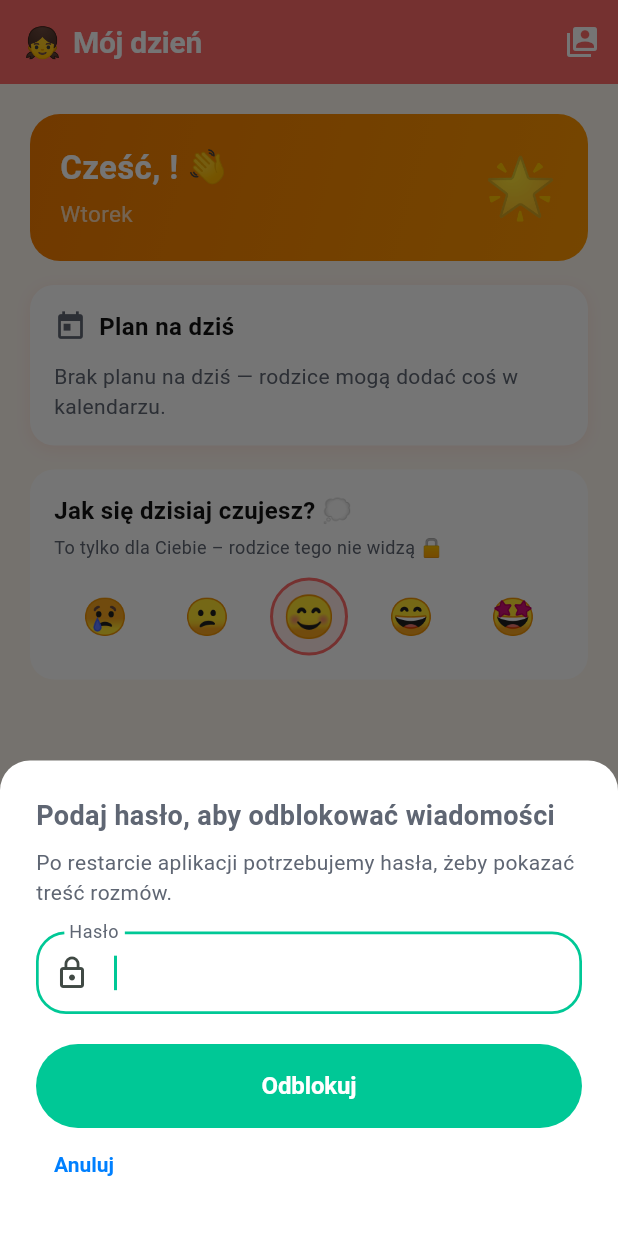
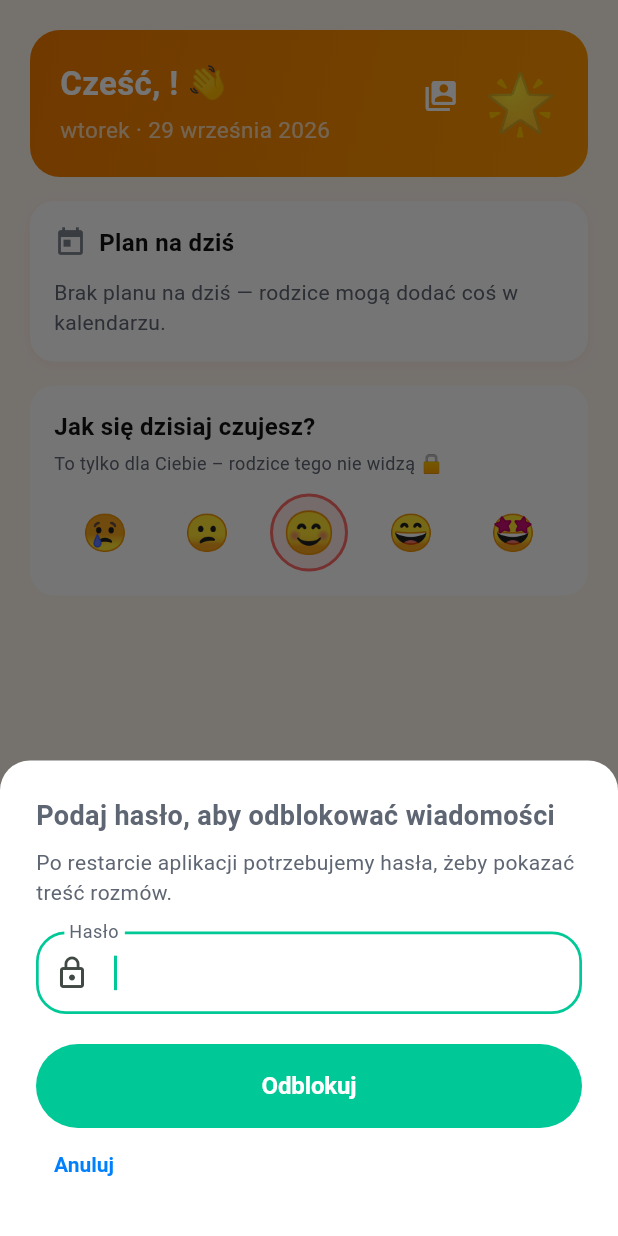
Before and after one commit to coparentes-cmd/Coparentes-App-vol-2, a Flutter app: the ChildDashboard screen opened directly, on a phone screen of 412 x 824 dp. Run offline on Flutter 3.47's test engine with Material 3 defaults, Android fonts, the phone set to English and light mode, and no system bars; our stand-ins replace file_picker, flutter_secure_storage, image_picker, pdf, shared_preferences, table_calendar; missing offline and left inert: cryptography, dart:html, encrypt; accounts and stored records are empty; network calls fail; project files that could hold a hidden picture were left out.

Commit message:
Polish child panel UX: header, custody labels, list edit, chat chips
Remove the pink "My day" app bar and show the full date on the greeting
card; align custody wording with the calendar (At mum's / At dad's) and
soften plan-card colors without changing global theme tokens. Drop child
quick-reply chips above chat, add in-place edit for list items, and update
the child profile smoke test for the mood title change.

Co-authored-by: Cursor <cursoragent@cursor.com>

```diff
--- a/lib/features/child/child_dashboard.dart
+++ b/lib/features/child/child_dashboard.dart
@@ -1,5 +1,6 @@
 import 'dart:convert';
 import 'package:flutter/material.dart';
+import 'package:intl/intl.dart';
 import 'package:provider/provider.dart';
 import 'package:shared_preferences/shared_preferences.dart';
 import '../../../models/models.dart';
@@ -10,6 +11,7 @@ import '../../../utils/calendar_date_utils.dart';
 import '../../../utils/demo_time.dart';
 import '../../../utils/app_browser_back.dart';
 import '../../../config/messaging_categories.dart';
+import '../../../l10n/locale_policy.dart';
 import '../../screens/calendar/calendar_screen.dart';
 import '../../screens/messaging/messaging_screen.dart';
 import 'widgets/child_todo_models.dart';
@@ -187,45 +189,21 @@ class _ChildDashboardState extends State<ChildDashboard> {
 
   Widget _buildTodayTab(BuildContext context, String firstName) {
     final now = DemoTime.now();
-    final weekdays = [
-      'Poniedziałek',
-      'Wtorek',
-      'Środa',
-      'Czwartek',
-      'Piątek',
-      'Sobota',
-      'Niedziela',
-    ];
-    final dayName = weekdays[now.weekday - 1];
+    final locale = dateFormattingLocale(Localizations.localeOf(context));
+    final dayLabel =
+        '${DateFormat('EEEE', locale).format(now)} · ${DateFormat('d MMMM y', locale).format(now)}';
     final calendar = context.watch<CalendarProvider>();
     final workspace = context.watch<AppProvider>().currentWorkspace;
     final slots = calendar.getSlotsForDay(now);
     final events = calendar.getEventsForDay(now);
     final slot = slots.isNotEmpty ? slots.first : null;
-    final custodianLabel = _custodianLabel(slot?.custodian, workspace);
+    final custodianLabel = _custodianLabel(slot?.custodian);
     final handoverHint = _handoverHint(slots, now, workspace);
 
     return Scaffold(
       backgroundColor: const Color(0xFFFFF8F0),
-      appBar: AppBar(
-        backgroundColor: AppTheme.childColor,
-        title: Row(
-          children: [
-            Text('👧', style: TextStyle(fontSize: 20)),
-            SizedBox(width: 8),
-            Text(context.tr('Mój dzień'), style: TextStyle(color: Colors.white)),
-          ],
-        ),
-        actions: [
-          IconButton(
-            icon: const Icon(Icons.switch_account, color: Colors.white),
-            tooltip: context.tr('Zmień profil'),
-            onPressed: () => _showExitDialog(context),
-          ),
-        ],
-        automaticallyImplyLeading: false,
-      ),
-      body: SingleChildScrollView(
+      body: SafeArea(
+        child: SingleChildScrollView(
           padding: const EdgeInsets.all(20),
           child: Column(
             crossAxisAlignment: CrossAxisAlignment.start,
@@ -242,6 +220,7 @@ class _ChildDashboardState extends State<ChildDashboard> {
                   borderRadius: BorderRadius.circular(20),
                 ),
                 child: Row(
+                  crossAxisAlignment: CrossAxisAlignment.start,
                   children: [
                     Expanded(
                       child: Column(
@@ -255,8 +234,9 @@ class _ChildDashboardState extends State<ChildDashboard> {
                               fontWeight: FontWeight.w700,
                             ),
                           ),
-                        SizedBox(height: 4),
-                        Text(context.tr(dayName),
+                          const SizedBox(height: 4),
+                          Text(
+                            dayLabel,
                             style: const TextStyle(
                               color: Colors.white70,
                               fontSize: 15,
@@ -265,12 +245,23 @@ class _ChildDashboardState extends State<ChildDashboard> {
                         ],
                       ),
                     ),
+                    IconButton(
+                      icon: const Icon(Icons.switch_account, color: Colors.white),
+                      tooltip: context.tr('Zmień profil'),
+                      onPressed: () => _showExitDialog(context),
+                      padding: EdgeInsets.zero,
+                      constraints: const BoxConstraints(
+                        minWidth: 40,
+                        minHeight: 40,
+                      ),
+                    ),
+                    const SizedBox(width: 4),
                     const Text('🌟', style: TextStyle(fontSize: 40)),
                   ],
                 ),
               ),
 
-            SizedBox(height: 16),
+              const SizedBox(height: 16),
 
               _buildTodayPlanSection(
                 slot: slot,
@@ -279,7 +270,7 @@ class _ChildDashboardState extends State<ChildDashboard> {
                 handoverHint: handoverHint,
               ),
 
-            SizedBox(height: 16),
+              const SizedBox(height: 16),
 
               // Mood
               Container(
@@ -291,7 +282,7 @@ class _ChildDashboardState extends State<ChildDashboard> {
                 child: Column(
                   crossAxisAlignment: CrossAxisAlignment.start,
                   children: [
-                  Text(context.tr('Jak się dzisiaj czujesz? 💭'),
+                    Text(context.tr('Jak się dzisiaj czujesz?'),
                       style: TextStyle(
                         fontSize: 16,
                         fontWeight: FontWeight.w700,
@@ -342,6 +333,7 @@ class _ChildDashboardState extends State<ChildDashboard> {
             ],
           ),
         ),
+      ),
     );
   }
 
@@ -352,9 +344,13 @@ class _ChildDashboardState extends State<ChildDashboard> {
     required String? handoverHint,
   }) {
     final isParentA = slot?.custodian == UserRole.parentA;
-    final planColor = slot == null
+    final baseColor = slot == null
         ? AppTheme.textSecondary
         : (isParentA ? AppTheme.parentAColor : AppTheme.parentBColor);
+    // Soften fill for kids; keep accents readable. Does not change AppTheme globals.
+    final planColor = Color.lerp(baseColor, Colors.white, 0.18)!;
+    final planFill = Color.lerp(baseColor, Colors.white, 0.82)!;
+    final planBorder = Color.lerp(baseColor, Colors.white, 0.55)!;
     final sortedEvents = List<CalendarEvent>.from(events)
       ..sort((a, b) => compareEventTimes(a.startDate, b.startDate));
     final hasPlan = slot != null || sortedEvents.isNotEmpty;
@@ -362,17 +358,13 @@ class _ChildDashboardState extends State<ChildDashboard> {
     return Container(
       padding: const EdgeInsets.all(16),
       decoration: BoxDecoration(
-        color: slot != null
-            ? planColor.withValues(alpha: 0.16)
-            : Colors.white,
+        color: slot != null ? planFill : Colors.white,
         borderRadius: BorderRadius.circular(16),
-        border: slot != null
-            ? Border.all(color: planColor.withValues(alpha: 0.35))
-            : null,
+        border: slot != null ? Border.all(color: planBorder) : null,
         boxShadow: [
           BoxShadow(
-            color: (slot != null ? planColor : AppTheme.childColor)
-                .withValues(alpha: 0.12),
+            color: (slot != null ? baseColor : AppTheme.childColor)
+                .withValues(alpha: 0.08),
             blurRadius: 8,
             offset: const Offset(0, 2),
           ),
@@ -756,7 +748,16 @@ class _ChildDashboardState extends State<ChildDashboard> {
                                     : null,
                               ),
                             ),
-                            onChanged: (value) => _toggleListItem(index, value ?? false),
+                            secondary: IconButton(
+                              tooltip: context.tr('Edytuj'),
+                              icon: Icon(
+                                Icons.edit_outlined,
+                                color: AppTheme.childColor.withValues(alpha: 0.9),
+                              ),
+                              onPressed: () => _editListItem(index),
+                            ),
+                            onChanged: (value) =>
+                                _toggleListItem(index, value ?? false),
                           ),
                         ),
                       );
@@ -934,6 +935,58 @@ class _ChildDashboardState extends State<ChildDashboard> {
     _persistLists();
   }
 
+  Future<void> _editListItem(int index) async {
+    if (index < 0 || index >= _listItems.length) {
+      return;
+    }
+
+    final item = _listItems[index];
+    final controller = TextEditingController(text: item.text);
+    final saved = await showDialog<bool>(
+      context: context,
+      builder: (dialogContext) => AlertDialog(
+        title: Text(context.tr('Edytuj element')),
+        content: TextField(
+          controller: controller,
+          autofocus: true,
+          textInputAction: TextInputAction.done,
+          decoration: InputDecoration(
+            hintText: context.tr('Treść elementu'),
+          ),
+          onSubmitted: (_) => Navigator.pop(dialogContext, true),
+        ),
+        actions: [
+          TextButton(
+            onPressed: () => Navigator.pop(dialogContext, false),
+            child: Text(context.tr('Anuluj')),
+          ),
+          FilledButton(
+            onPressed: () => Navigator.pop(dialogContext, true),
+            style: FilledButton.styleFrom(
+              backgroundColor: AppTheme.childColor,
+            ),
+            child: Text(context.tr('Zapisz')),
+          ),
+        ],
+      ),
+    );
+
+    final text = controller.text.trim();
+    controller.dispose();
+    if (saved != true || !mounted) {
+      return;
+    }
+    if (text.isEmpty || text == item.text) {
+      return;
+    }
+    if (index >= _listItems.length || _listItems[index].id != item.id) {
+      return;
+    }
+
+    setState(() => _listItems[index].text = text);
+    await _persistLists();
+  }
+
   void _removeListItem(int index) {
     final activeList = _activeList;
     if (activeList == null) {
@@ -944,25 +997,18 @@ class _ChildDashboardState extends State<ChildDashboard> {
     _persistLists();
   }
 
-  String _custodianLabel(UserRole? role, Workspace? workspace) {
+  /// Same wording as calendar [SelectedDayCard]: Mama = parentA, Tata = parentB.
+  String _custodianLabel(UserRole? role) {
     if (role == null) {
-      return 'Brak informacji';
+      return context.tr('Brak informacji');
     }
-
-    AppUser? member;
-    for (final user in workspace?.members ?? const <AppUser>[]) {
-      if (user.role == role) {
-        member = user;
-        break;
+    if (role == UserRole.parentA) {
+      return context.tr('U Mamy');
     }
+    if (role == UserRole.parentB) {
+      return context.tr('U Taty');
     }
-
-    if (member != null) {
-      final firstName = member.name.split(' ').first;
-      return 'U $firstName';
-    }
-
-    return role == UserRole.parentA ? 'U rodzica A' : 'U rodzica B';
+    return context.tr('Brak informacji');
   }
 
   String? _handoverHint(
@@ -980,7 +1026,8 @@ class _ChildDashboardState extends State<ChildDashboard> {
     }
 
     final tomorrow = day.add(const Duration(days: 1));
-    final tomorrowSlots = context.read<CalendarProvider>().getSlotsForDay(tomorrow);
+    final tomorrowSlots =
+        context.read<CalendarProvider>().getSlotsForDay(tomorrow);
     if (tomorrowSlots.isEmpty || slot == null) {
       return null;
     }
@@ -990,7 +1037,7 @@ class _ChildDashboardState extends State<ChildDashboard> {
       return null;
     }
 
-    final nextParent = _custodianLabel(tomorrowSlot.custodian, workspace);
+    final nextParent = _custodianLabel(tomorrowSlot.custodian);
     return 'Jutro: $nextParent';
   }
 }
--- a/lib/features/messaging/messaging_screen.dart
+++ b/lib/features/messaging/messaging_screen.dart
@@ -266,7 +266,6 @@ class MessagingScreenState extends State<MessagingScreen> {
         body: InlineCategoryChatPanel(
           key: const ValueKey(familyCategoryChannel),
           category: familyCategoryChannel,
-          showChildQuickReplies: user?.role == UserRole.child,
           allowPrivateTags: false,
         ),
       );
```
Also changed, not shown: lib/features/messaging/widgets/inline_chat_panel.dart (+0 -37 lines), lib/l10n/en_overlay.dart (+6 -1 lines), 1 other file. Lines whose indentation alone changed are shown as unchanged.
